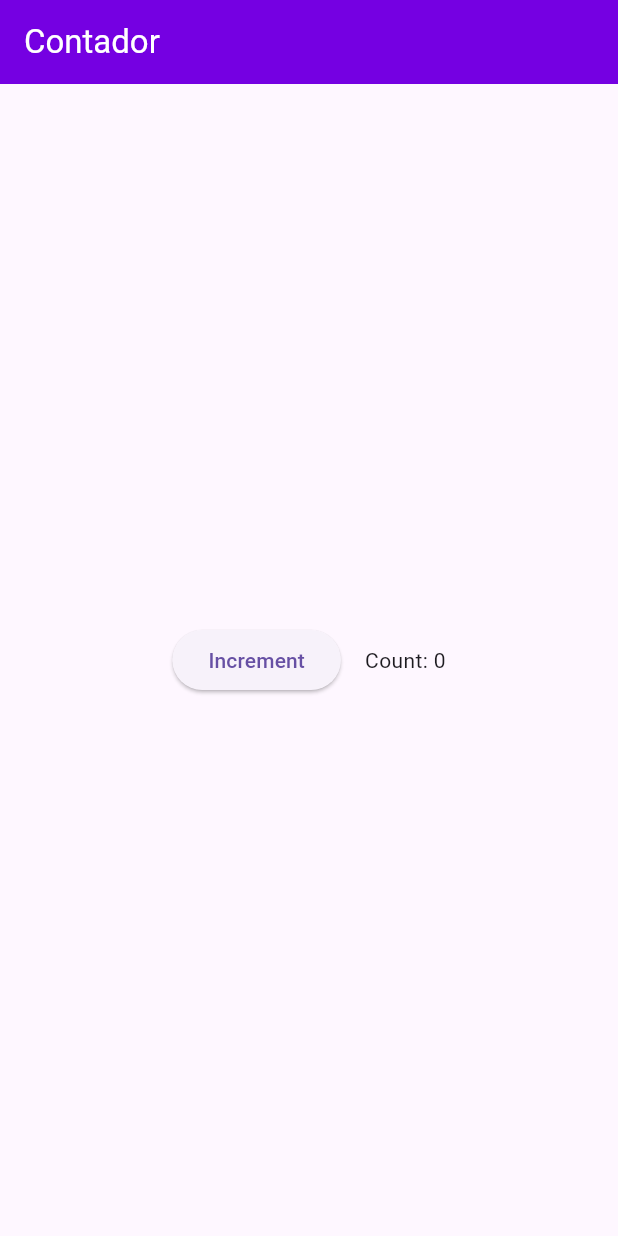
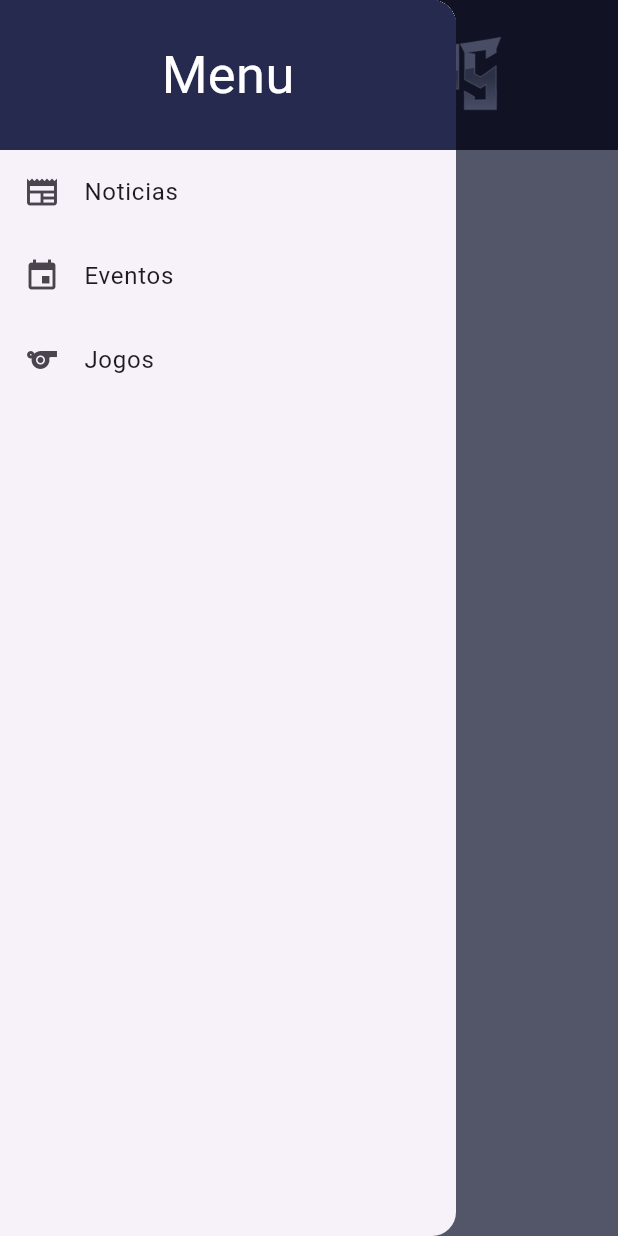
Before and after one commit to Hildemberg986/POO, a Flutter app: the screen it shows after launch, with the side drawer open (before the commit the screen has no drawer), on a phone screen of 412 x 824 dp. Run offline on Flutter 3.47's test engine with Material 3 defaults, Android fonts, the phone set to English and light mode, and no system bars.

Commit message:
update code

```diff
--- a/myapp/lib/main.dart
+++ b/myapp/lib/main.dart
@@ -1,84 +1,45 @@
 import 'package:flutter/material.dart';
-import 'package:flutter/services.dart';
+import 'widgets/custom_app_bar.dart';
+import 'widgets/custom_drawer.dart';
 
-class CounterDisplay extends StatelessWidget {
-  const CounterDisplay({required this.count, super.key});
+void main() => runApp(const MenuApp());
 
-  final int count;
+class MenuApp extends StatefulWidget {
+  const MenuApp({super.key});
 
   @override
-  Widget build(BuildContext context) {
-    return Text('Count: $count');
-  }
+  // ignore: library_private_types_in_public_api
+  _MenuAppState createState() => _MenuAppState();
 }
 
-class CounterIncrementor extends StatelessWidget {
-  const CounterIncrementor({required this.onPressed, super.key});
+class _MenuAppState extends State<MenuApp> {
+  // Variável para armazenar a tela atual
+  Widget _selectedScreen = Center(
+      child: Image.asset(
+    'assets/icons/icon_transparente.png',
+    width: 150,
+  ));
 
-  final VoidCallback onPressed;
-
-  @override
-  Widget build(BuildContext context) {
-    return ElevatedButton(
-      onPressed: onPressed,
-      child: const Text('Increment'),
-    );
-  }
-}
-
-class Counter extends StatefulWidget {
-  const Counter({super.key});
-
-  @override
-  State<Counter> createState() => _CounterState();
-}
-
-class _CounterState extends State<Counter> {
-  int _counter = 0;
-
-  void _increment() {
+  // Função para atualizar a tela exibida
+  void _updateScreen(Widget screen) {
     setState(() {
-      ++_counter;
+      _selectedScreen = screen;
     });
   }
 
   @override
   Widget build(BuildContext context) {
-    return Row(
-      mainAxisAlignment: MainAxisAlignment.center,
-      children: <Widget>[
-        CounterIncrementor(onPressed: _increment),
-        const SizedBox(width: 16),
-        CounterDisplay(count: _counter),
-      ],
+    return MaterialApp(
+      debugShowCheckedModeBanner: false,
+      home: Scaffold(
+        appBar: const CustomAppBar(), // AppBar personalizada
+        body: _selectedScreen, // Exibe a tela selecionada
+        backgroundColor: const Color.fromRGBO(180, 187, 228, 1),
+        drawer: CustomDrawer(
+          onSelectScreen:
+              _updateScreen, // Passa a função de atualização de tela
+        ),
+      ),
     );
   }
 }
-
-void main() {
-  // Configurar a cor da barra de status para preta
-  SystemChrome.setSystemUIOverlayStyle(const SystemUiOverlayStyle(
-    statusBarColor: Colors.black, // Cor da barra de status
-    statusBarIconBrightness: Brightness.light, // Ícones brancos
-  ));
-
-  runApp(
-    MaterialApp(
-      debugShowCheckedModeBanner: false, // Remover o banner de debug
-      home: Scaffold(
-        appBar: AppBar( // Adicionando a AppBar
-          title: const Text(
-            'Contador',
-            style: TextStyle(color: Colors.white), // Definindo a cor do texto como branco
-          ),
-          backgroundColor: const Color.fromARGB(255, 117, 0, 226),
-        ),
-        body: const SafeArea( // SafeArea para evitar sobreposição
-          child: Center(
-            child: Counter(),
-          ),
-        ),
-      ),
-    ),
-  );
-}
--- /dev/null
+++ b/myapp/lib/widgets/custom_app_bar.dart
@@ -0,0 +1,38 @@
+import 'package:flutter/material.dart';
+
+class CustomAppBar extends StatelessWidget implements PreferredSizeWidget {
+  const CustomAppBar({super.key});
+
+  @override
+  Widget build(BuildContext context) {
+    return AppBar(
+      title: Center(
+        child: Image.asset(
+          'assets/icons/Prancheta_20.png',
+          height: 100,
+          width: 200,
+        ),
+      ),
+      backgroundColor: const Color.fromRGBO(38, 42, 79, 1),
+      toolbarHeight: 100,
+      iconTheme: const IconThemeData(
+        color: Colors.white, // Cor do ícone do menu
+        size: 40,
+      ),
+      leading: Padding(
+        padding: const EdgeInsets.only(left: 20), // Adiciona margem à esquerda
+        child: Builder(
+          builder: (context) => IconButton(
+            icon: const Icon(Icons.menu),
+            onPressed: () {
+              Scaffold.of(context).openDrawer(); // Abre o Drawer
+            },
+          ),
+        ),
+      ),
+    );
+  }
+
+  @override
+  Size get preferredSize => const Size.fromHeight(100);
+}
--- /dev/null
+++ b/myapp/lib/widgets/custom_drawer.dart
@@ -0,0 +1,58 @@
+import 'package:flutter/material.dart';
+import '../screens/noticias_screen.dart';
+import '../screens/eventos_screen.dart';
+import '../screens/jogos_screen.dart';
+
+class CustomDrawer extends StatelessWidget {
+  final Function(Widget) onSelectScreen;
+
+  const CustomDrawer({super.key, required this.onSelectScreen});
+
+  @override
+  Widget build(BuildContext context) {
+    return Drawer(
+      child: ListView(
+        padding: EdgeInsets.zero,
+        children: <Widget>[
+          Container(
+            color: const Color.fromRGBO(38, 42, 79, 1),
+            height: 100,
+            child: const Center(
+              child: Text(
+                'Menu',
+                style: TextStyle(
+                  color: Colors.white,
+                  fontSize: 35,
+                ),
+              ),
+            ),
+          ),
+          ListTile(
+            leading: const Icon(Icons.newspaper),
+            title: const Text('Noticias'),
+            onTap: () {
+              Navigator.pop(context); // Fecha o drawer
+              onSelectScreen(const NoticiasScreen()); // Atualiza o conteúdo da tela
+            },
+          ),
+          ListTile(
+            leading: const Icon(Icons.event),
+            title: const Text('Eventos'),
+            onTap: () {
+              Navigator.pop(context); // Fecha o drawer
+              onSelectScreen(const EventosScreen()); // Atualiza o conteúdo da tela
+            },
+          ),
+          ListTile(
+            leading: const Icon(Icons.sports),
+            title: const Text('Jogos'),
+            onTap: () {
+              Navigator.pop(context); // Fecha o drawer
+              onSelectScreen(const JogosScreen()); // Atualiza o conteúdo da tela
+            },
+          ),
+        ],
+      ),
+    );
+  }
+}
```
Also changed, not shown: myapp/lib/screens/eventos_screen.dart (added, +15 -0 lines), myapp/lib/screens/jogos_screen.dart (added, +15 -0 lines), myapp/lib/screens/noticias_screen.dart (added, +15 -0 lines), myapp/lib/utils/navigation_utils.dart (added, +25 -0 lines), myapp/pubspec.yaml (+5 -5 lines), myapp/assets/icons/Prancheta_20.png (added), myapp/assets/icons/icon_transparente.png (added), myapp/lib/screens/view_menu.dart (added), myapp/pubspec.lock, 1 other file.
